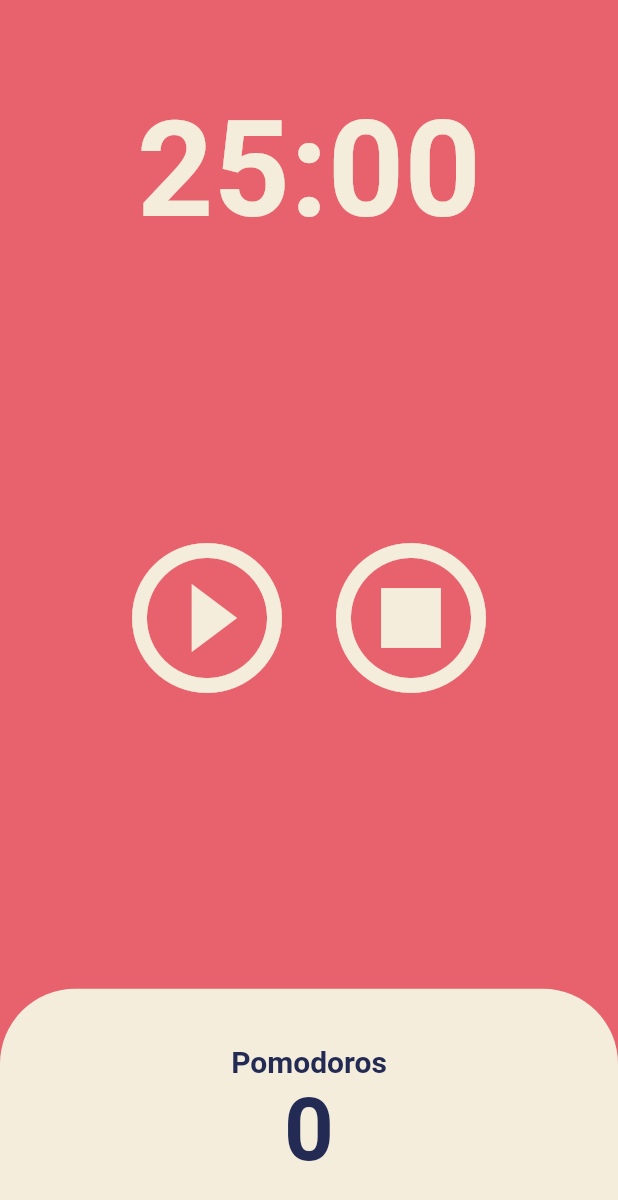
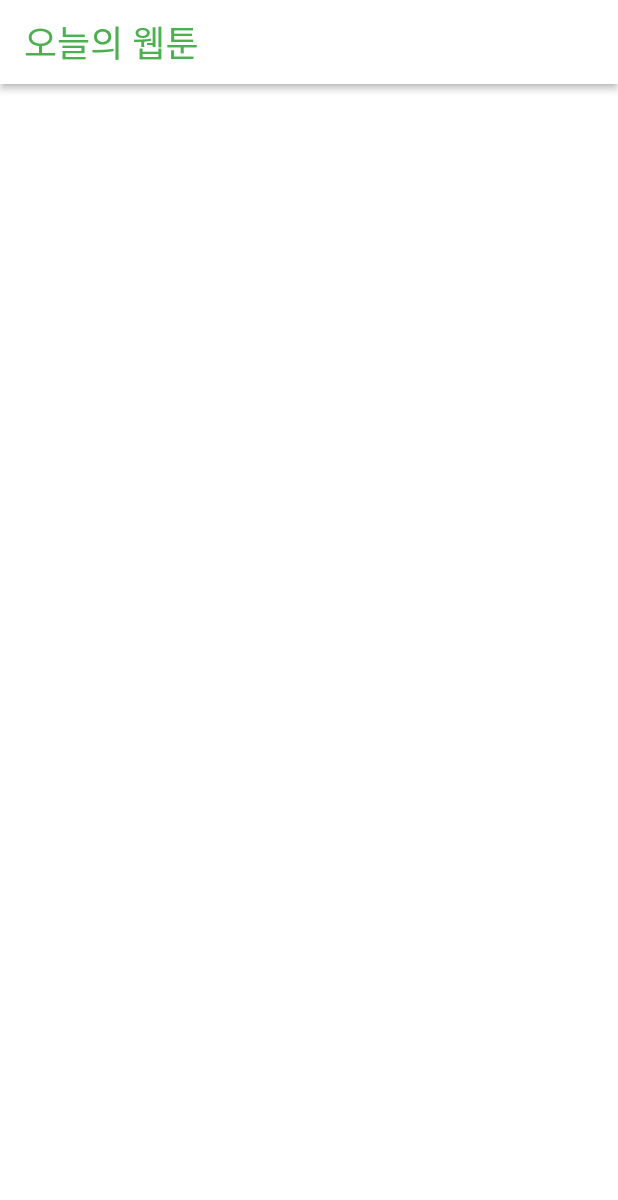
Before and after one commit to cassiadev/toonflix, a Flutter app: the screen it shows after launch, on a phone screen of 412 x 824 dp. Shown: the top 1200 px of the screen. Run offline on Flutter 3.47's test engine with Material 2 defaults, Android fonts, the light colour scheme and no system bars; network calls fail.

Commit message:
Data fetching from API
http, Future, json

```diff
--- a/lib/main.dart
+++ b/lib/main.dart
@@ -1,10 +1,12 @@
 import 'package:flutter/material.dart';
 import 'package:toonflix/screens/home_screen.dart';
+import 'package:toonflix/services/api_services.dart';
 import 'package:toonflix/widgets/button.dart';
 import 'package:toonflix/widgets/currency_card.dart';
 
 void main() {
-  runApp(App());
+  ApiService().getTodaysToons();
+  runApp(const App());
 }
 
 // class App extends StatefulWidget{
@@ -13,21 +15,30 @@ void main() {
 // }
 
 class App extends StatelessWidget {
+  const App({Key? key}) : super(key: key);
+
   @override
   Widget build(BuildContext context) {
     return MaterialApp(
-      theme: ThemeData(
-        backgroundColor: const Color(0xFFE7626C),
-        textTheme: const TextTheme(
-          headline1: TextStyle(
-            color: Color(0xFF232B55),
-          ),
-        ),
-        cardColor: const Color(0xFFF4EDDB),
-      ),
-      home: const HomeScreen(),
+      home: HomeScreen(),
     );
   }
+
+  // @override
+  // Widget build(BuildContext context) {
+  //   return MaterialApp(
+  //     theme: ThemeData(
+  //       backgroundColor: const Color(0xFFE7626C),
+  //       textTheme: const TextTheme(
+  //         headline1: TextStyle(
+  //           color: Color(0xFF232B55),
+  //         ),
+  //       ),
+  //       cardColor: const Color(0xFFF4EDDB),
+  //     ),
+  //     home: const HomeScreen(),
+  //   );
+  // }
 
   // bool showTitle = true;
   // void toggleTitle() {
--- a/lib/screens/home_screen.dart
+++ b/lib/screens/home_screen.dart
@@ -1,144 +1,159 @@
 import 'dart:async';
 import 'package:flutter/material.dart';
 
-class HomeScreen extends StatefulWidget {
+class HomeScreen extends StatelessWidget {
   const HomeScreen({Key? key}) : super(key: key);
-
-  @override
-  State<HomeScreen> createState() => _HomeScreenState();
-}
-
-class _HomeScreenState extends State<HomeScreen> {
-  static const twentyFiveMinutesToSeconds = 1500;
-  int totalSeconds = twentyFiveMinutesToSeconds;
-  bool isRunning = false;
-  int totalPomodoros = 0;
-  late Timer timer;
-
-  String format(int seconds) {
-    var duration = Duration(seconds: seconds);
-    var minutePart = duration.toString().split('.').first.split(':')[1];
-    var secondPart = duration.toString().split('.').first.split(':').last;
-    return '$minutePart:$secondPart';
-  }
-
-  void onStartPressed() {
-    timer = Timer.periodic(
-      const Duration(seconds: 1),
-      onTick, // onTick()으로 괄호를 넣어버리면 지금 함수를 실행한다는 의미가 돼버린다. 거기에 Timer.periodic은 뒤의 변수로 void Function(Timer)를 원함
-    );
-    setState(() {
-      isRunning = true;
-    });
-  }
-
-  void onTick(Timer timer) {
-    setState(() {
-      if (totalSeconds == 0) {
-        setState(() {
-          totalPomodoros++;
-          isRunning = false;
-          totalSeconds = twentyFiveMinutesToSeconds;
-        });
-        timer.cancel();
-      } else {
-        totalSeconds--;
-      }
-    });
-  }
-
-  void onPausePressed() {
-    timer.cancel();
-    setState(() {
-      isRunning = false;
-    });
-  }
-
-  void onStopPressed() {
-    onPausePressed();
-    totalSeconds = twentyFiveMinutesToSeconds;
-  }
 
   @override
   Widget build(BuildContext context) {
     return Scaffold(
-      backgroundColor: Theme.of(context).backgroundColor,
-      body: Column(
-        children: [
-          Flexible(
-            flex: 1,
-            child: Container(
-              alignment: Alignment.bottomCenter,
-              child: Text(format(totalSeconds),
-                style: TextStyle(
-                  color: Theme.of(context).cardColor,
-                  fontSize: 89,
-                  fontWeight: FontWeight.w600,
-                ),
-              ),
-            ),
+      backgroundColor: Colors.white,
+      appBar: AppBar(
+        title: const Text("오늘의 웹툰",
+          style: TextStyle(
+            fontSize: 24,
+            fontWeight: FontWeight.w400,
           ),
-          Flexible(
-            flex: 3,
-            child: Center(
-              child: Row(
-                mainAxisAlignment: MainAxisAlignment.center,
-                children: [
-                  IconButton(
-                    iconSize: 120,
-                    color: Theme.of(context).cardColor,
-                    onPressed: isRunning? onPausePressed : onStartPressed,
-                    icon: Icon(isRunning? Icons.pause_circle_outline : Icons.play_circle_outline),
-                  ),
-                  IconButton(
-                    iconSize: 120,
-                    color: Theme.of(context).cardColor,
-                    onPressed: onStopPressed,
-                    icon: const Icon(Icons.stop_circle_outlined),
-                  ),
-                ],
-              ),
-            ),
-          ),
-          Flexible(
-            flex: 1,
-            child: Row(
-              children: [
-                Expanded(
-                  child: Container(
-                    decoration: BoxDecoration(
-                      color: Theme.of(context).cardColor,
-                      borderRadius: const BorderRadius.vertical(
-                        top: Radius.circular(50),
-                        bottom: Radius.zero,
-                      ),
-                    ),
-                    child: Column(
-                      mainAxisAlignment: MainAxisAlignment.center,
-                      children: [
-                        Text('Pomodoros',
-                          style: TextStyle(
-                            fontSize: 20,
-                            fontWeight: FontWeight.w600,
-                            color: Theme.of(context).textTheme.headline1?.color,
-                          ),
-                        ),
-                        Text('$totalPomodoros',
-                          style: TextStyle(
-                            fontSize: 58,
-                            fontWeight: FontWeight.w600,
-                            color: Theme.of(context).textTheme.headline1?.color,
-                          ),
-                        ),
-                      ],
-                    ),
-                  ),
-                ),
-              ],
-            ),
-          ),
-        ],
+        ),
+        foregroundColor: Colors.green,
+        backgroundColor: Colors.white,
+        elevation: 2,
       ),
     );
   }
 }
+
+// class _HomeScreenState extends State<HomeScreen> {
+//   static const twentyFiveMinutesToSeconds = 1500;
+//   int totalSeconds = twentyFiveMinutesToSeconds;
+//   bool isRunning = false;
+//   int totalPomodoros = 0;
+//   late Timer timer;
+//
+//   String format(int seconds) {
+//     var duration = Duration(seconds: seconds);
+//     var minutePart = duration.toString().split('.').first.split(':')[1];
+//     var secondPart = duration.toString().split('.').first.split(':').last;
+//     return '$minutePart:$secondPart';
+//   }
+//
+//   void onStartPressed() {
+//     timer = Timer.periodic(
+//       const Duration(seconds: 1),
+//       onTick, // onTick()으로 괄호를 넣어버리면 지금 함수를 실행한다는 의미가 돼버린다. 거기에 Timer.periodic은 뒤의 변수로 void Function(Timer)를 원함
+//     );
+//     setState(() {
+//       isRunning = true;
+//     });
+//   }
+//
+//   void onTick(Timer timer) {
+//     setState(() {
+//       if (totalSeconds == 0) {
+//         setState(() {
+//           totalPomodoros++;
+//           isRunning = false;
+//           totalSeconds = twentyFiveMinutesToSeconds;
+//         });
+//         timer.cancel();
+//       } else {
+//         totalSeconds--;
+//       }
+//     });
+//   }
+//
+//   void onPausePressed() {
+//     timer.cancel();
+//     setState(() {
+//       isRunning = false;
+//     });
+//   }
+//
+//   void onStopPressed() {
+//     onPausePressed();
+//     totalSeconds = twentyFiveMinutesToSeconds;
+//   }
+//
+//   @override
+//   Widget build(BuildContext context) {
+//     return Scaffold(
+//       backgroundColor: Theme.of(context).backgroundColor,
+//       body: Column(
+//         children: [
+//           Flexible(
+//             flex: 1,
+//             child: Container(
+//               alignment: Alignment.bottomCenter,
+//               child: Text(format(totalSeconds),
+//                 style: TextStyle(
+//                   color: Theme.of(context).cardColor,
+//                   fontSize: 89,
+//                   fontWeight: FontWeight.w600,
+//                 ),
+//               ),
+//             ),
+//           ),
+//           Flexible(
+//             flex: 3,
+//             child: Center(
+//               child: Row(
+//                 mainAxisAlignment: MainAxisAlignment.center,
+//                 children: [
+//                   IconButton(
+//                     iconSize: 120,
+//                     color: Theme.of(context).cardColor,
+//                     onPressed: isRunning? onPausePressed : onStartPressed,
+//                     icon: Icon(isRunning? Icons.pause_circle_outline : Icons.play_circle_outline),
+//                   ),
+//                   IconButton(
+//                     iconSize: 120,
+//                     color: Theme.of(context).cardColor,
+//                     onPressed: onStopPressed,
+//                     icon: const Icon(Icons.stop_circle_outlined),
+//                   ),
+//                 ],
+//               ),
+//             ),
+//           ),
+//           Flexible(
+//             flex: 1,
+//             child: Row(
+//               children: [
+//                 Expanded(
+//                   child: Container(
+//                     decoration: BoxDecoration(
+//                       color: Theme.of(context).cardColor,
+//                       borderRadius: const BorderRadius.vertical(
+//                         top: Radius.circular(50),
+//                         bottom: Radius.zero,
+//                       ),
+//                     ),
+//                     child: Column(
+//                       mainAxisAlignment: MainAxisAlignment.center,
+//                       children: [
+//                         Text('Pomodoros',
+//                           style: TextStyle(
+//                             fontSize: 20,
+//                             fontWeight: FontWeight.w600,
+//                             color: Theme.of(context).textTheme.headline1?.color,
+//                           ),
+//                         ),
+//                         Text('$totalPomodoros',
+//                           style: TextStyle(
+//                             fontSize: 58,
+//                             fontWeight: FontWeight.w600,
+//                             color: Theme.of(context).textTheme.headline1?.color,
+//                           ),
+//                         ),
+//                       ],
+//                     ),
+//                   ),
+//                 ),
+//               ],
+//             ),
+//           ),
+//         ],
+//       ),
+//     );
+//   }
+// }
--- a/pubspec.yaml
+++ b/pubspec.yaml
@@ -38,6 +38,8 @@ dependencies:
 dev_dependencies:
   flutter_test:
     sdk: flutter
+
+  http: ^0.13.5
 
   # The "flutter_lints" package below contains a set of recommended lints to
   # encourage good coding practices. The lint set provided by the package is
```
Also changed, not shown: lib/models/webtoon_model.dart (added, +15 -0 lines), lib/services/api_services.dart (added, +25 -0 lines), pubspec.lock.
